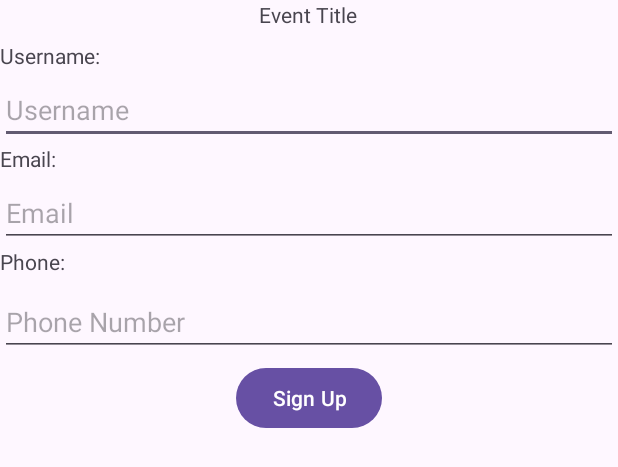
After one commit to CMPUT301W24T53/Git-It-Done, an Android app: the layout sign_up_window.xml on its own in the app's theme, with its tools: preview values and no code run, on a phone screen of 412 x 824 dp. The commit adds this screen. Shown: the top 467 px of the screen. Run offline under Robolectric (Android 15) with nearby library versions, the phone set to English and light mode, and no system bars.

Commit message:
implemented browse events, event details page, event sign up

```diff
--- a/app/build.gradle.kts
+++ b/app/build.gradle.kts
@@ -40,6 +40,7 @@ dependencies {
     implementation("androidx.appcompat:appcompat:1.6.1")
     implementation("com.google.android.material:material:1.11.0")
     implementation("androidx.constraintlayout:constraintlayout:2.1.4")
+    implementation("androidx.test.espresso:espresso-intents:3.5.1")
     testImplementation("junit:junit:4.13.2")
     androidTestImplementation("androidx.test.ext:junit:1.1.5")
     androidTestImplementation("androidx.test.espresso:espresso-core:3.5.1")
--- a/app/src/main/java/com/example/gidevents/EventsAdapter.java
+++ b/app/src/main/java/com/example/gidevents/EventsAdapter.java
@@ -10,6 +10,9 @@ import android.widget.TextView;
 
 import java.util.List;
 
+/** This is the EventsAdapter class
+ * Sets up the adapter
+ */
 public class EventsAdapter extends ArrayAdapter<Events> {
     public EventsAdapter(Context context, List<Events> events) {
         super(context, 0, events);
--- a/app/src/main/res/layout/event_details_page.xml
+++ b/app/src/main/res/layout/event_details_page.xml
@@ -1,4 +1,5 @@
 <?xml version="1.0" encoding="utf-8"?>
+
 <androidx.constraintlayout.widget.ConstraintLayout xmlns:android="http://schemas.android.com/apk/res/android"
     android:layout_width="match_parent"
     android:layout_height="match_parent"
@@ -65,4 +66,6 @@
 
 
 
+
+
 </androidx.constraintlayout.widget.ConstraintLayout>
--- /dev/null
+++ b/app/src/main/res/layout/sign_up_window.xml
@@ -0,0 +1,98 @@
+<?xml version="1.0" encoding="utf-8"?>
+<androidx.constraintlayout.widget.ConstraintLayout xmlns:android="http://schemas.android.com/apk/res/android"
+    xmlns:app="http://schemas.android.com/apk/res-auto"
+    xmlns:tools="http://schemas.android.com/tools"
+    android:layout_width="match_parent"
+    android:layout_height="match_parent">
+
+    <TextView
+        android:id="@+id/textView2"
+        android:layout_width="wrap_content"
+        android:layout_height="wrap_content"
+        android:text="Email:"
+        app:layout_constraintStart_toStartOf="parent"
+        app:layout_constraintTop_toBottomOf="@+id/usernameInput">
+
+    </TextView>
+
+    <TextView
+        android:id="@+id/textView3"
+        android:layout_width="wrap_content"
+        android:layout_height="wrap_content"
+        android:text="Phone:"
+        app:layout_constraintStart_toStartOf="parent"
+        app:layout_constraintTop_toBottomOf="@+id/emailInput">
+
+    </TextView>
+
+    <EditText
+        android:id="@+id/usernameInput"
+        android:layout_width="match_parent"
+        android:layout_height="wrap_content"
+        android:layout_marginTop="4dp"
+        android:hint="Username"
+        app:layout_constraintEnd_toEndOf="parent"
+        app:layout_constraintHorizontal_bias="0.0"
+        app:layout_constraintStart_toStartOf="parent"
+        app:layout_constraintTop_toBottomOf="@+id/textView">
+
+    </EditText>
+
+    <TextView
+        android:id="@+id/textView"
+        android:layout_width="wrap_content"
+        android:layout_height="wrap_content"
+        android:layout_marginTop="8dp"
+        android:text="Username:"
+        app:layout_constraintStart_toStartOf="parent"
+        app:layout_constraintTop_toBottomOf="@+id/eventTitleDisplay">
+
+    </TextView>
+
+    <TextView
+        android:id="@+id/eventTitleDisplay"
+        android:layout_width="wrap_content"
+        android:layout_height="wrap_content"
+        android:text="Event Title"
+        app:layout_constraintEnd_toEndOf="parent"
+        app:layout_constraintHorizontal_bias="0.498"
+        app:layout_constraintStart_toStartOf="parent"
+        tools:layout_editor_absoluteY="132dp">
+    </TextView>
+
+    <EditText
+        android:id="@+id/phoneNumberInput"
+        android:layout_width="match_parent"
+        android:layout_height="wrap_content"
+        android:layout_marginTop="8dp"
+        android:hint="Phone Number"
+        android:inputType="phone"
+        app:layout_constraintEnd_toEndOf="parent"
+        app:layout_constraintHorizontal_bias="0.0"
+        app:layout_constraintStart_toStartOf="parent"
+        app:layout_constraintTop_toBottomOf="@+id/textView3" />
+
+    <Button
+        android:id="@+id/confirmButton"
+        android:layout_width="wrap_content"
+        android:layout_height="wrap_content"
+        android:layout_gravity="center_horizontal"
+        android:layout_marginTop="4dp"
+        android:text="Sign Up"
+        app:layout_constraintEnd_toEndOf="parent"
+        app:layout_constraintStart_toStartOf="parent"
+        app:layout_constraintTop_toBottomOf="@+id/phoneNumberInput" />
+
+    <EditText
+        android:id="@+id/emailInput"
+        android:layout_width="match_parent"
+        android:layout_height="wrap_content"
+        android:layout_marginTop="4dp"
+        android:hint="Email"
+        android:inputType="textEmailAddress"
+        app:layout_constraintEnd_toEndOf="parent"
+        app:layout_constraintHorizontal_bias="0.0"
+        app:layout_constraintStart_toStartOf="parent"
+        app:layout_constraintTop_toBottomOf="@+id/textView2" />
+
+</androidx.constraintlayout.widget.ConstraintLayout>
```
Also changed, not shown: app/src/main/java/com/example/gidevents/BrowseEventActivity.java (+14 -2 lines), app/src/main/java/com/example/gidevents/EventDetailsPageActivity.java (+106 -1 lines), app/src/main/java/com/example/gidevents/Events.java (+63 -1 lines), 3 other files.
